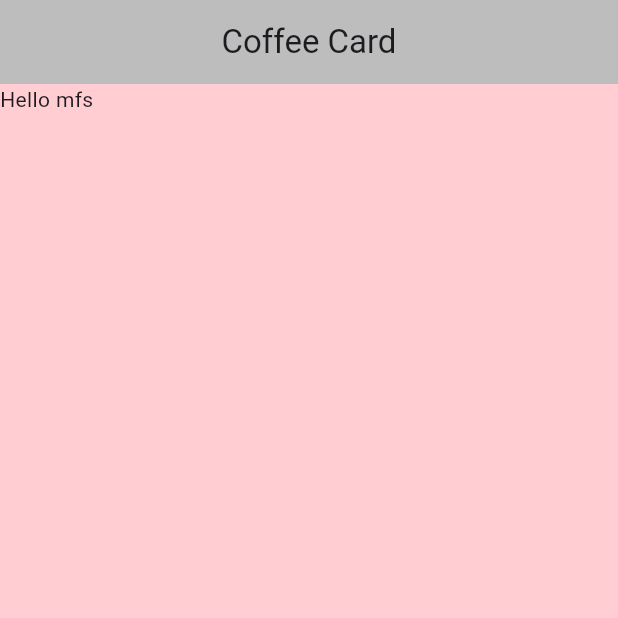
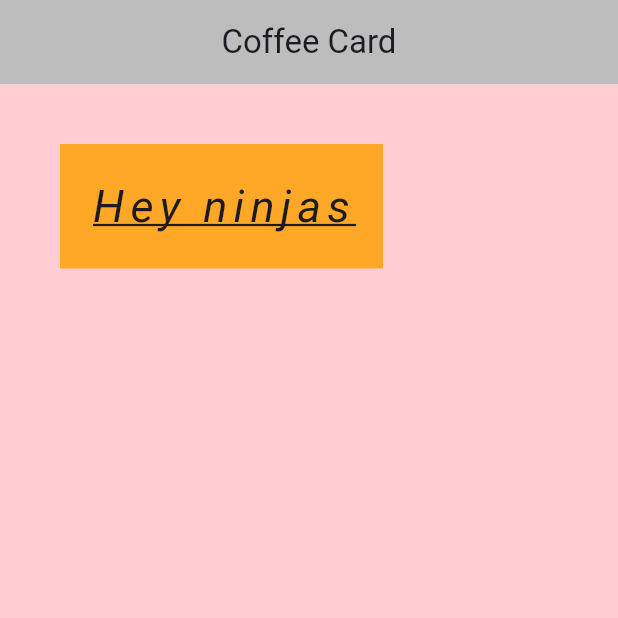
Before and after one commit to Abil-Shrestha/Coffee_card, a Flutter app: the screen it shows after launch, on a phone screen of 412 x 824 dp, the top half of it. Run offline on Flutter 3.47's test engine with Material 3 defaults, Android fonts, the phone set to English and light mode, and no system bars.

Commit message:
Container styling

```diff
--- a/lib/main.dart
+++ b/lib/main.dart
@@ -1,4 +1,5 @@
 import 'package:flutter/material.dart';
+import 'package:flutter/widgets.dart';
 
 void main() {
   runApp(MaterialApp(
@@ -18,6 +19,18 @@ class Home extends StatelessWidget {
 
   @override
   Widget build(BuildContext context) {
-    return const Text('Hello mfs');
+    return Container(
+        // width: 200,
+        // height: 100,
+        padding: const EdgeInsets.all(20),
+        margin: const EdgeInsets.fromLTRB(40, 40, 0, 0),
+        color: Colors.orange[400],
+        child: const Text("Hey ninjas",
+            style: TextStyle(
+              fontSize: 30,
+              letterSpacing: 4,
+              decoration: TextDecoration.underline,
+              fontStyle: FontStyle.italic,
+            )));
   }
 }
```
